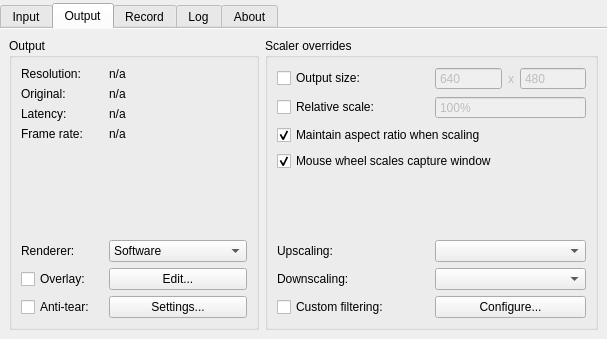
mrehkopf/vcs, file src/display/qt/d_control_panel.ui: the form before one commit.
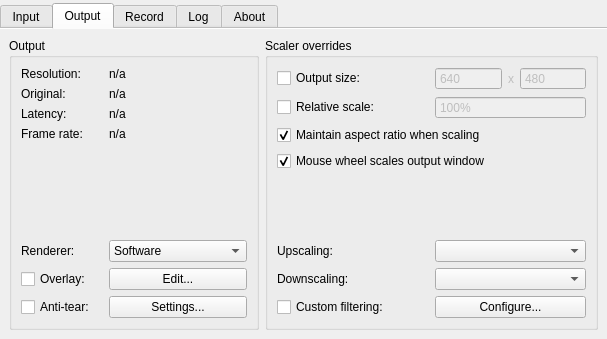
The form after the commit. The open tabs and pages were chosen to show the change.

Commit message: GUI: Don't call the output window "capture window"

```diff
--- a/src/display/qt/d_control_panel.ui
+++ b/src/display/qt/d_control_panel.ui
@@ -885,7 +885,7 @@
           <item>
            <widget class="QCheckBox" name="checkBox_outputAllowMouseWheelScale">
             <property name="text">
-             <string>Mouse wheel scales capture window</string>
+             <string>Mouse wheel scales output window</string>
             </property>
             <property name="checked">
              <bool>true</bool>
```
Left out of the diff: 2 changed lines with no effect on the pictures.
